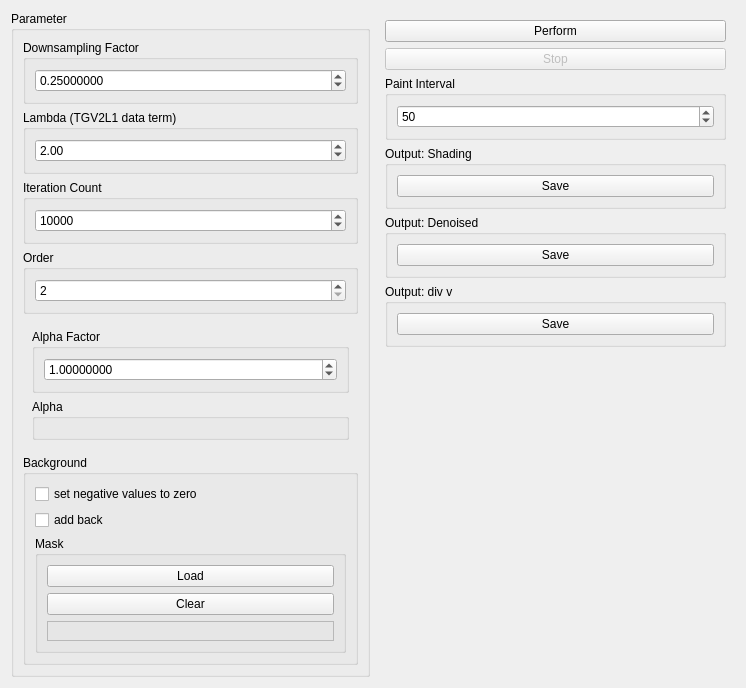
Before: the Qt Designer form source/modules/tgvk_deshade_downsampled/TGVKDeshadeDownsampledWidget.ui in josefkoller/ambient_image_processor, drawn with Qt 5.
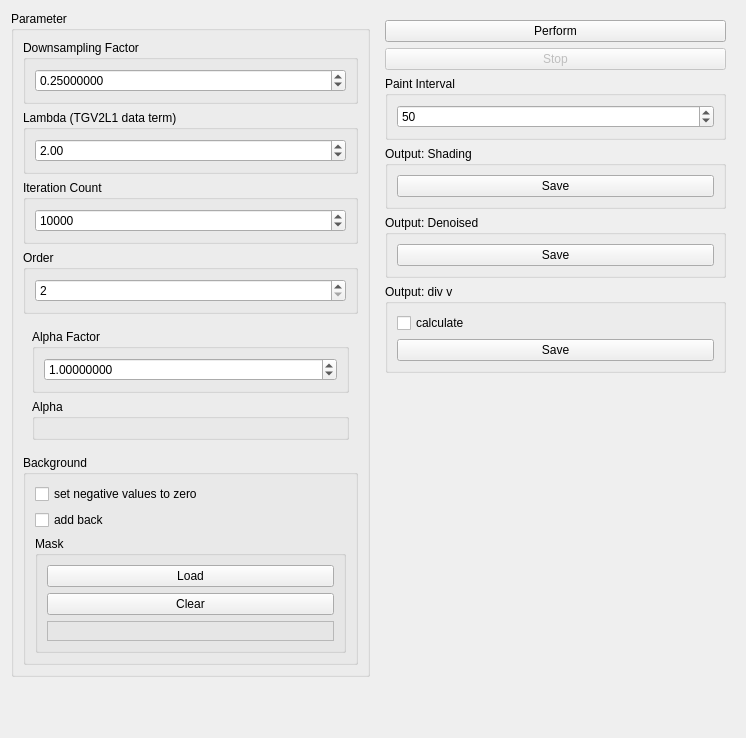
After: the same form once the commit is applied.

Commit message: calculate div v image ui option

What changed in the file:
```diff
--- a/source/modules/tgvk_deshade_downsampled/TGVKDeshadeDownsampledWidget.ui
+++ b/source/modules/tgvk_deshade_downsampled/TGVKDeshadeDownsampledWidget.ui
@@ -7,7 +7,7 @@
     <x>0</x>
     <y>0</y>
     <width>746</width>
-    <height>670</height>
+    <height>738</height>
    </rect>
   </property>
   <property name="windowTitle">
@@ -311,6 +311,13 @@
          <string>Output: div v</string>
         </property>
         <layout class="QVBoxLayout" name="verticalLayout_14">
+         <item>
+          <widget class="QCheckBox" name="calculate_div_v_checkbox">
+           <property name="text">
+            <string>calculate</string>
+           </property>
+          </widget>
+         </item>
          <item>
           <widget class="QPushButton" name="save_div_v_button">
            <property name="text">
```
The commit also changes 15 other files.
